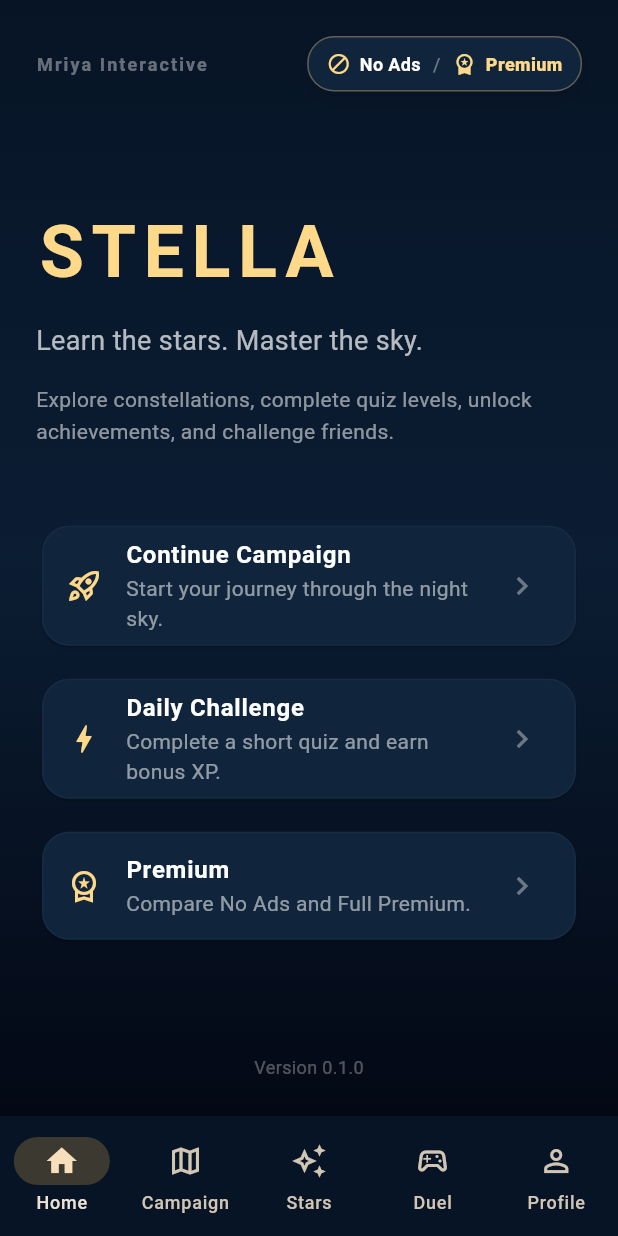
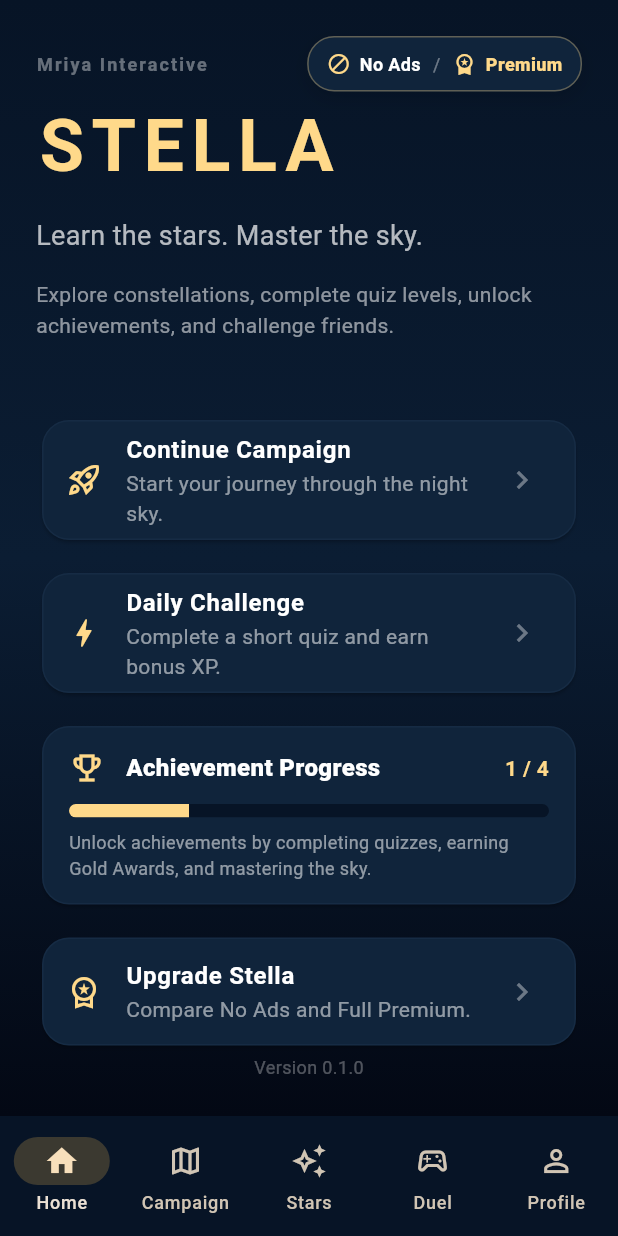
Before and after one commit to hovova/stella-constellation-quiz, a Flutter app: the screen it shows after launch, on a phone screen of 412 x 824 dp. Run offline on Flutter 3.47's test engine with Material 3 defaults, Android fonts, the phone set to English and light mode, and no system bars; our stand-ins replace shared_preferences.

Commit message:
Make home actions interactive and add achievement progress

```diff
--- a/lib/screens/home_screen.dart
+++ b/lib/screens/home_screen.dart
@@ -1,19 +1,60 @@
 import 'package:flutter/material.dart';
 
+import '../data/achievements.dart';
+import '../models/player_progress.dart';
+import '../screens/premium_screen.dart';
 import '../widgets/premium_banner.dart';
 
 class HomeScreen extends StatelessWidget {
-  const HomeScreen({super.key});
+  final PlayerProgress progress;
+  final VoidCallback onNavigateToCampaign;
+
+  const HomeScreen({
+    super.key,
+    required this.progress,
+    required this.onNavigateToCampaign,
+  });
+
+  void openPremiumMenu(BuildContext context) {
+    showModalBottomSheet(
+      context: context,
+      backgroundColor: Colors.transparent,
+      isScrollControlled: true,
+      builder: (_) => const PremiumScreen(),
+    );
+  }
+
+  void showComingSoon(BuildContext context) {
+    ScaffoldMessenger.of(context).showSnackBar(
+      SnackBar(
+        behavior: SnackBarBehavior.floating,
+        backgroundColor: const Color(0xFF10243B),
+        shape: RoundedRectangleBorder(
+          borderRadius: BorderRadius.circular(16),
+        ),
+        content: const Text(
+          'Daily Challenge is coming soon.',
+          style: TextStyle(color: Colors.white),
+        ),
+      ),
+    );
+  }
 
   @override
   Widget build(BuildContext context) {
+    final unlockedAchievements = progress.unlockedAchievements.length;
+    final totalAchievements = allAchievements.length;
+    final achievementProgress = totalAchievements == 0
+        ? 0.0
+        : unlockedAchievements / totalAchievements;
+
     return StellaGradientScaffold(
       child: Padding(
         padding: const EdgeInsets.all(24),
         child: Column(
           crossAxisAlignment: CrossAxisAlignment.start,
-          children: const [
-            Row(
+          children: [
+            const Row(
               mainAxisAlignment: MainAxisAlignment.spaceBetween,
               children: [
                 Text(
@@ -29,9 +70,9 @@ class HomeScreen extends StatelessWidget {
               ],
             ),
 
-            Spacer(),
+            const Spacer(),
 
-            Text(
+            const Text(
               'STELLA',
               style: TextStyle(
                 fontSize: 48,
@@ -41,9 +82,9 @@ class HomeScreen extends StatelessWidget {
               ),
             ),
 
-            SizedBox(height: 12),
+            const SizedBox(height: 12),
 
-            Text(
+            const Text(
               'Learn the stars. Master the sky.',
               style: TextStyle(
                 fontSize: 18,
@@ -51,9 +92,9 @@ class HomeScreen extends StatelessWidget {
               ),
             ),
 
-            SizedBox(height: 16),
+            const SizedBox(height: 16),
 
-            Text(
+            const Text(
               'Explore constellations, complete quiz levels, unlock achievements, and challenge friends.',
               style: TextStyle(
                 fontSize: 14,
@@ -62,33 +103,44 @@ class HomeScreen extends StatelessWidget {
               ),
             ),
 
-            SizedBox(height: 48),
+            const SizedBox(height: 48),
 
             _HomeActionCard(
               title: 'Continue Campaign',
               subtitle: 'Start your journey through the night sky.',
               icon: Icons.rocket_launch_outlined,
+              onTap: onNavigateToCampaign,
             ),
 
-            SizedBox(height: 14),
+            const SizedBox(height: 14),
 
             _HomeActionCard(
               title: 'Daily Challenge',
               subtitle: 'Complete a short quiz and earn bonus XP.',
               icon: Icons.bolt_outlined,
+              onTap: () => showComingSoon(context),
             ),
 
-            SizedBox(height: 14),
+            const SizedBox(height: 14),
+
+            _AchievementProgressCard(
+              unlockedAchievements: unlockedAchievements,
+              totalAchievements: totalAchievements,
+              progress: achievementProgress,
+            ),
+
+            const SizedBox(height: 14),
 
             _HomeActionCard(
-              title: 'Premium',
+              title: 'Upgrade Stella',
               subtitle: 'Compare No Ads and Full Premium.',
               icon: Icons.workspace_premium_outlined,
+              onTap: () => openPremiumMenu(context),
             ),
 
-            Spacer(),
+            const Spacer(),
 
-            Center(
+            const Center(
               child: Text(
                 'Version 0.1.0',
                 style: TextStyle(
@@ -104,15 +156,15 @@ class HomeScreen extends StatelessWidget {
   }
 }
 
-class _HomeActionCard extends StatelessWidget {
-  final String title;
-  final String subtitle;
-  final IconData icon;
+class _AchievementProgressCard extends StatelessWidget {
+  final int unlockedAchievements;
+  final int totalAchievements;
+  final double progress;
 
-  const _HomeActionCard({
-    required this.title,
-    required this.subtitle,
-    required this.icon,
+  const _AchievementProgressCard({
+    required this.unlockedAchievements,
+    required this.totalAchievements,
+    required this.progress,
   });
 
   @override
@@ -125,6 +177,93 @@ class _HomeActionCard extends StatelessWidget {
           color: Color(0x223A5B80),
         ),
       ),
+      child: Padding(
+        padding: const EdgeInsets.fromLTRB(18, 16, 18, 16),
+        child: Column(
+          crossAxisAlignment: CrossAxisAlignment.start,
+          children: [
+            Row(
+              children: [
+                const Icon(
+                  Icons.emoji_events_outlined,
+                  color: Color(0xFFFFD98A),
+                ),
+                const SizedBox(width: 14),
+                Expanded(
+                  child: Text(
+                    'Achievement Progress',
+                    style: const TextStyle(
+                      color: Colors.white,
+                      fontWeight: FontWeight.w800,
+                      fontSize: 16,
+                    ),
+                  ),
+                ),
+                Text(
+                  '$unlockedAchievements / $totalAchievements',
+                  style: const TextStyle(
+                    color: Color(0xFFFFD98A),
+                    fontWeight: FontWeight.bold,
+                  ),
+                ),
+              ],
+            ),
+
+            const SizedBox(height: 12),
+
+            ClipRRect(
+              borderRadius: BorderRadius.circular(20),
+              child: LinearProgressIndicator(
+                value: progress,
+                minHeight: 9,
+                backgroundColor: const Color(0xFF071426),
+                color: const Color(0xFFFFD98A),
+              ),
+            ),
+
+            const SizedBox(height: 8),
+
+            const Text(
+              'Unlock achievements by completing quizzes, earning Gold Awards, and mastering the sky.',
+              style: TextStyle(
+                color: Colors.white54,
+                fontSize: 12,
+                height: 1.4,
+              ),
+            ),
+          ],
+        ),
+      ),
+    );
+  }
+}
+
+class _HomeActionCard extends StatelessWidget {
+  final String title;
+  final String subtitle;
+  final IconData icon;
+  final VoidCallback onTap;
+
+  const _HomeActionCard({
+    required this.title,
+    required this.subtitle,
+    required this.icon,
+    required this.onTap,
+  });
+
+  @override
+  Widget build(BuildContext context) {
+    return Card(
+      color: const Color(0xFF10243B),
+      shape: RoundedRectangleBorder(
+        borderRadius: BorderRadius.circular(18),
+        side: const BorderSide(
+          color: Color(0x223A5B80),
+        ),
+      ),
+      child: InkWell(
+        onTap: onTap,
+        borderRadius: BorderRadius.circular(18),
         child: ListTile(
           leading: Icon(
             icon,
@@ -146,6 +285,7 @@ class _HomeActionCard extends StatelessWidget {
           trailing: const Icon(
             Icons.chevron_right,
             color: Colors.white38,
+          ),
         ),
       ),
     );
--- a/lib/screens/root_screen.dart
+++ b/lib/screens/root_screen.dart
@@ -83,7 +83,10 @@ class _RootScreenState extends State<RootScreen> {
     }
 
     final screens = [
-      const HomeScreen(),
+      HomeScreen(
+        progress: progress,
+        onNavigateToCampaign: () => onTabSelected(1),
+      ),
       CampaignScreen(
         progress: progress,
         onProgressUpdated: updateProgress,
```
Lines whose indentation alone changed are shown as unchanged.
